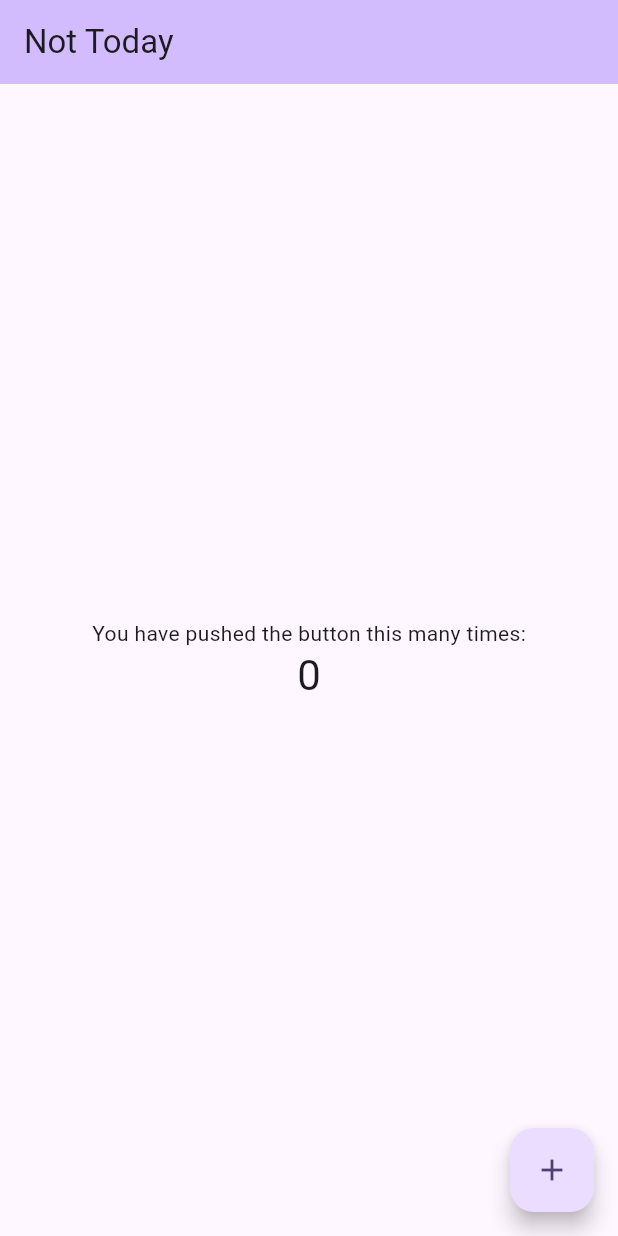
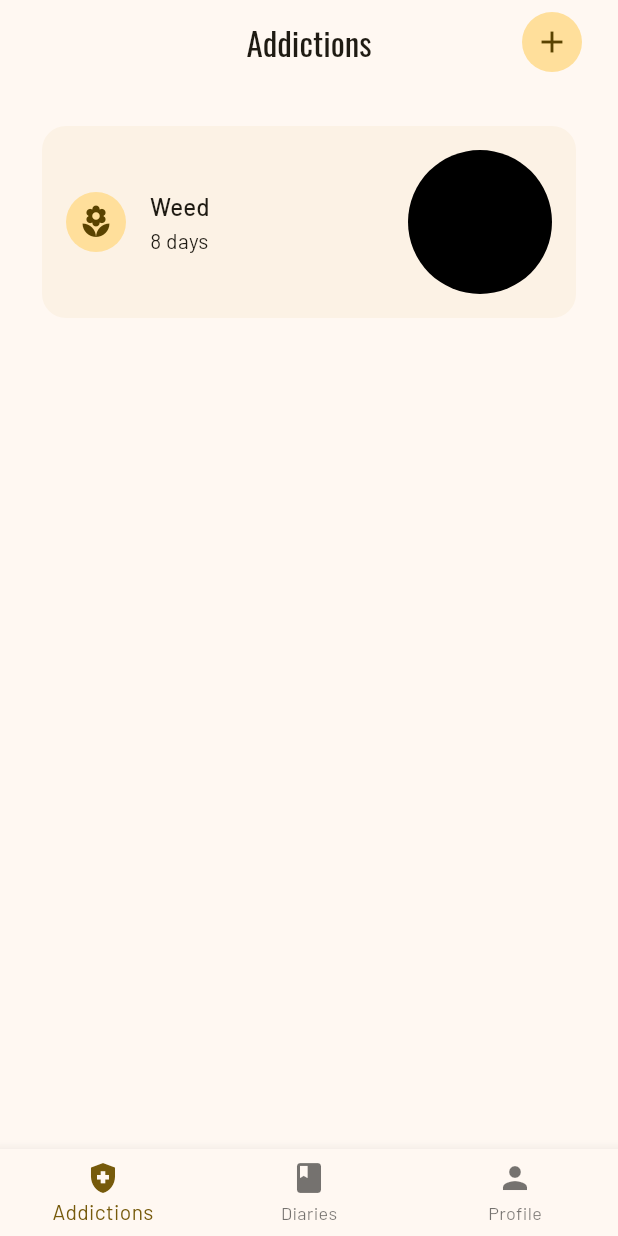
Before and after one commit to Not-Today-App/client, a Flutter app: the screen it shows after launch, on a phone screen of 412 x 824 dp. Run offline on Flutter 3.47's test engine with Material 3 defaults, Android fonts, the phone set to English and light mode, and no system bars; our stand-ins replace google_fonts.

Commit message:
design system & basic navigation

```diff
--- a/lib/main.dart
+++ b/lib/main.dart
@@ -1,4 +1,7 @@
+import 'package:client/utils/routes.dart';
 import 'package:flutter/material.dart';
+import 'styles/util.dart';
+import 'styles/theme.dart';
 
 void main() {
   runApp(const MyApp());
@@ -10,60 +13,14 @@ class MyApp extends StatelessWidget {
   // This widget is the root of your application.
   @override
   Widget build(BuildContext context) {
+    final brightness = View.of(context).platformDispatcher.platformBrightness;
+    TextTheme textTheme = createTextTheme(context, "Barlow", "Oswald");
+    MaterialTheme theme = MaterialTheme(textTheme);
+
     return MaterialApp(
-      title: 'Flutter Demo',
-      theme: ThemeData(
-        colorScheme: ColorScheme.fromSeed(seedColor: Colors.deepPurple),
-        useMaterial3: true,
-      ),
-      home: const MyHomePage(title: 'Not Today'),
-    );
+        debugShowCheckedModeBanner: false,
+        theme: brightness == Brightness.light ? theme.light() : theme.dark(),
+        initialRoute: AppRoutes.menuPage,
+        routes: AppRoutes.getRoutes());
   }
 }
-
-class MyHomePage extends StatefulWidget {
-  const MyHomePage({super.key, required this.title});
-  final String title;
-
-  @override
-  State<MyHomePage> createState() => _MyHomePageState();
-}
-
-class _MyHomePageState extends State<MyHomePage> {
-  int _counter = 0;
-
-  void _incrementCounter() {
-    setState(() {
-      _counter++;
-    });
-  }
-
-  @override
-  Widget build(BuildContext context) {
-    return Scaffold(
-      appBar: AppBar(
-        backgroundColor: Theme.of(context).colorScheme.inversePrimary,
-        title: Text(widget.title),
-      ),
-      body: Center(
-        child: Column(
-          mainAxisAlignment: MainAxisAlignment.center,
-          children: <Widget>[
-            const Text(
-              'You have pushed the button this many times:',
-            ),
-            Text(
-              '$_counter',
-              style: Theme.of(context).textTheme.headlineMedium,
-            ),
-          ],
-        ),
-      ),
-      floatingActionButton: FloatingActionButton(
-        onPressed: _incrementCounter,
-        tooltip: 'Increment',
-        child: const Icon(Icons.add),
-      ),
-    );
-  }
-}
--- /dev/null
+++ b/lib/pages/addiction/addictions_page.dart
@@ -0,0 +1,16 @@
+import 'package:client/widgets/card_addiction.dart';
+import 'package:flutter/material.dart';
+
+class AddictionsPage extends StatelessWidget {
+  const AddictionsPage({super.key});
+
+  @override
+  Widget build(BuildContext context) {
+    return Column(
+      children: [
+        SizedBox(height: 24),
+        CardAddiction(),
+      ],
+    );
+  }
+}
--- /dev/null
+++ b/lib/pages/menu_page.dart
@@ -0,0 +1,89 @@
+import 'package:client/utils/routes.dart';
+import 'package:flutter/material.dart';
+
+class MenuPage extends StatefulWidget {
+  const MenuPage({super.key});
+
+  @override
+  State<MenuPage> createState() => _MenuPageState();
+}
+
+class _MenuPageState extends State<MenuPage> {
+  int _selectedIndex = 0;
+
+  final Map<String, WidgetBuilder> _pages = AppRoutes.getRoutes();
+
+  Widget _getCurrentPage() {
+    if (_selectedIndex == 0) {
+      return _pages[AppRoutes.addictionsPage]!(context);
+    } else if (_selectedIndex == 1) {
+      return _pages[AppRoutes.diariesPage]!(context);
+    } else {
+      return _pages[AppRoutes.profilePage]!(context);
+    }
+  }
+
+  String _getAppBarTitle() {
+    switch (_selectedIndex) {
+      case 0:
+        return "Addictions";
+      case 1:
+        return "Diaries";
+      case 2:
+        return "";
+      default:
+        return "";
+    }
+  }
+
+  // Called when a bottom navigation bar item is tapped
+  void _onItemTapped(int index) {
+    setState(() {
+      _selectedIndex = index;
+    });
+  }
+
+  @override
+  Widget build(BuildContext context) {
+    return Scaffold(
+      appBar: AppBar(
+        title: Text(_getAppBarTitle()), // Set the dynamic app bar title
+        actions: [
+          Padding(
+            padding: const EdgeInsets.symmetric(horizontal: 16.0),
+            child: IconButton(
+              onPressed: () {
+                // Add your action here
+              },
+              icon: const CircleAvatar(
+                child: Icon(Icons.add),
+              ),
+            ),
+          ),
+        ],
+      ),
+      body: Padding(
+        padding: const EdgeInsets.symmetric(horizontal: 24.0),
+        child: _getCurrentPage(), // Display the selected page
+      ),
+      bottomNavigationBar: BottomNavigationBar(
+        currentIndex: _selectedIndex,
+        onTap: _onItemTapped,
+        items: const [
+          BottomNavigationBarItem(
+            icon: Icon(Icons.health_and_safety), // Icon for Addictions
+            label: 'Addictions',
+          ),
+          BottomNavigationBarItem(
+            icon: Icon(Icons.book), // Icon for Diaries
+            label: 'Diaries',
+          ),
+          BottomNavigationBarItem(
+            icon: Icon(Icons.person), // Icon for Profile
+            label: 'Profile',
+          ),
+        ],
+      ),
+    );
+  }
+}
--- /dev/null
+++ b/lib/styles/theme.dart
@@ -0,0 +1,389 @@
+import "package:client/styles/util.dart";
+import "package:flutter/material.dart";
+
+class MaterialTheme {
+  final TextTheme textTheme;
+
+  const MaterialTheme(this.textTheme);
+
+  static ColorScheme lightScheme() {
+    return const ColorScheme(
+      brightness: Brightness.light,
+      primary: Color(0xff765a0b),
+      surfaceTint: Color(0xff765a0b),
+      onPrimary: Color(0xffffffff),
+      primaryContainer: Color(0xffffdf9b),
+      onPrimaryContainer: Color(0xff5a4300),
+      secondary: Color(0xff6b5d3f),
+      onSecondary: Color(0xffffffff),
+      secondaryContainer: Color(0xfff4e0bb),
+      onSecondaryContainer: Color(0xff52452a),
+      tertiary: Color(0xff496547),
+      onTertiary: Color(0xffffffff),
+      tertiaryContainer: Color(0xffcbebc5),
+      onTertiaryContainer: Color(0xff324d31),
+      error: Color(0xffba1a1a),
+      onError: Color(0xffffffff),
+      errorContainer: Color(0xffffdad6),
+      onErrorContainer: Color(0xff93000a),
+      surface: Color(0xfffff8f2),
+      onSurface: Color(0xff1f1b13),
+      onSurfaceVariant: Color(0xff4d4639),
+      outline: Color(0xff7f7667),
+      outlineVariant: Color(0xffd0c5b4),
+      shadow: Color(0xff000000),
+      scrim: Color(0xff000000),
+      inverseSurface: Color(0xff353027),
+      inversePrimary: Color(0xffe8c26c),
+      primaryFixed: Color(0xffffdf9b),
+      onPrimaryFixed: Color(0xff251a00),
+      primaryFixedDim: Color(0xffe8c26c),
+      onPrimaryFixedVariant: Color(0xff5a4300),
+      secondaryFixed: Color(0xfff4e0bb),
+      onSecondaryFixed: Color(0xff241a04),
+      secondaryFixedDim: Color(0xffd7c4a0),
+      onSecondaryFixedVariant: Color(0xff52452a),
+      tertiaryFixed: Color(0xffcbebc5),
+      onTertiaryFixed: Color(0xff062109),
+      tertiaryFixedDim: Color(0xffafcfaa),
+      onTertiaryFixedVariant: Color(0xff324d31),
+      surfaceDim: Color(0xffe2d9cc),
+      surfaceBright: Color(0xfffff8f2),
+      surfaceContainerLowest: Color(0xffffffff),
+      surfaceContainerLow: Color(0xfffcf2e5),
+      surfaceContainer: Color(0xfff6eddf),
+      surfaceContainerHigh: Color(0xfff0e7d9),
+      surfaceContainerHighest: Color(0xffebe1d4),
+    );
+  }
+
+  ThemeData light() {
+    return theme(lightScheme());
+  }
+
+/*   static ColorScheme lightMediumContrastScheme() {
+    return const ColorScheme(
+      brightness: Brightness.light,
+      primary: Color(0xff463300),
+      surfaceTint: Color(0xff765a0b),
+      onPrimary: Color(0xffffffff),
+      primaryContainer: Color(0xff87691c),
+      onPrimaryContainer: Color(0xffffffff),
+      secondary: Color(0xff40351b),
+      onSecondary: Color(0xffffffff),
+      secondaryContainer: Color(0xff7a6b4d),
+      onSecondaryContainer: Color(0xffffffff),
+      tertiary: Color(0xff223c22),
+      onTertiary: Color(0xffffffff),
+      tertiaryContainer: Color(0xff587455),
+      onTertiaryContainer: Color(0xffffffff),
+      error: Color(0xff740006),
+      onError: Color(0xffffffff),
+      errorContainer: Color(0xffcf2c27),
+      onErrorContainer: Color(0xffffffff),
+      surface: Color(0xfffff8f2),
+      onSurface: Color(0xff141109),
+      onSurfaceVariant: Color(0xff3c3529),
+      outline: Color(0xff595244),
+      outlineVariant: Color(0xff746c5d),
+      shadow: Color(0xff000000),
+      scrim: Color(0xff000000),
+      inverseSurface: Color(0xff353027),
+      inversePrimary: Color(0xffe8c26c),
+      primaryFixed: Color(0xff87691c),
+      onPrimaryFixed: Color(0xffffffff),
+      primaryFixedDim: Color(0xff6c5100),
+      onPrimaryFixedVariant: Color(0xffffffff),
+      secondaryFixed: Color(0xff7a6b4d),
+      onSecondaryFixed: Color(0xffffffff),
+      secondaryFixedDim: Color(0xff615336),
+      onSecondaryFixedVariant: Color(0xffffffff),
+      tertiaryFixed: Color(0xff587455),
+      onTertiaryFixed: Color(0xffffffff),
+      tertiaryFixedDim: Color(0xff405b3e),
+      onTertiaryFixedVariant: Color(0xffffffff),
+      surfaceDim: Color(0xffcec5b8),
+      surfaceBright: Color(0xfffff8f2),
+      surfaceContainerLowest: Color(0xffffffff),
+      surfaceContainerLow: Color(0xfffcf2e5),
+      surfaceContainer: Color(0xfff0e7d9),
+      surfaceContainerHigh: Color(0xffe5dcce),
+      surfaceContainerHighest: Color(0xffd9d0c3),
+    );
+  }
+
+  ThemeData lightMediumContrast() {
+    return theme(lightMediumContrastScheme());
+  }
+
+  static ColorScheme lightHighContrastScheme() {
+    return const ColorScheme(
+      brightness: Brightness.light,
+      primary: Color(0xff3a2a00),
+      surfaceTint: Color(0xff765a0b),
+      onPrimary: Color(0xffffffff),
+      primaryContainer: Color(0xff5d4600),
+      onPrimaryContainer: Color(0xffffffff),
+      secondary: Color(0xff362b11),
+      onSecondary: Color(0xffffffff),
+      secondaryContainer: Color(0xff54482c),
+      onSecondaryContainer: Color(0xffffffff),
+      tertiary: Color(0xff183218),
+      onTertiary: Color(0xffffffff),
+      tertiaryContainer: Color(0xff355034),
+      onTertiaryContainer: Color(0xffffffff),
+      error: Color(0xff600004),
+      onError: Color(0xffffffff),
+      errorContainer: Color(0xff98000a),
+      onErrorContainer: Color(0xffffffff),
+      surface: Color(0xfffff8f2),
+      onSurface: Color(0xff000000),
+      onSurfaceVariant: Color(0xff000000),
+      outline: Color(0xff312b1f),
+      outlineVariant: Color(0xff4f483b),
+      shadow: Color(0xff000000),
+      scrim: Color(0xff000000),
+      inverseSurface: Color(0xff353027),
+      inversePrimary: Color(0xffe8c26c),
+      primaryFixed: Color(0xff5d4600),
+      onPrimaryFixed: Color(0xffffffff),
+      primaryFixedDim: Color(0xff423000),
+      onPrimaryFixedVariant: Color(0xffffffff),
+      secondaryFixed: Color(0xff54482c),
+      onSecondaryFixed: Color(0xffffffff),
+      secondaryFixedDim: Color(0xff3d3117),
+      onSecondaryFixedVariant: Color(0xffffffff),
+      tertiaryFixed: Color(0xff355034),
+      onTertiaryFixed: Color(0xffffffff),
+      tertiaryFixedDim: Color(0xff1e391f),
+      onTertiaryFixedVariant: Color(0xffffffff),
+      surfaceDim: Color(0xffc0b8ab),
+      surfaceBright: Color(0xfffff8f2),
+      surfaceContainerLowest: Color(0xffffffff),
+      surfaceContainerLow: Color(0xfff9efe2),
+      surfaceContainer: Color(0xffebe1d4),
+      surfaceContainerHigh: Color(0xffdcd3c6),
+      surfaceContainerHighest: Color(0xffcec5b8),
+    );
+  }
+
+  ThemeData lightHighContrast() {
+    return theme(lightHighContrastScheme());
+  } */
+
+  static ColorScheme darkScheme() {
+    return const ColorScheme(
+      brightness: Brightness.dark,
+      primary: Color(0xffe8c26c),
+      surfaceTint: Color(0xffe8c26c),
+      onPrimary: Color(0xff3f2e00),
+      primaryContainer: Color(0xff5a4300),
+      onPrimaryContainer: Color(0xffffdf9b),
+      secondary: Color(0xffd7c4a0),
+      onSecondary: Color(0xff3a2f15),
+      secondaryContainer: Color(0xff52452a),
+      onSecondaryContainer: Color(0xfff4e0bb),
+      tertiary: Color(0xffafcfaa),
+      onTertiary: Color(0xff1c361c),
+      tertiaryContainer: Color(0xff324d31),
+      onTertiaryContainer: Color(0xffcbebc5),
+      error: Color(0xffffb4ab),
+      onError: Color(0xff690005),
+      errorContainer: Color(0xff93000a),
+      onErrorContainer: Color(0xffffdad6),
+      surface: Color(0xff17130b),
+      onSurface: Color(0xffebe1d4),
+      onSurfaceVariant: Color(0xffd0c5b4),
+      outline: Color(0xff999080),
+      outlineVariant: Color(0xff4d4639),
+      shadow: Color(0xff000000),
+      scrim: Color(0xff000000),
+      inverseSurface: Color(0xffebe1d4),
+      inversePrimary: Color(0xff765a0b),
+      primaryFixed: Color(0xffffdf9b),
+      onPrimaryFixed: Color(0xff251a00),
+      primaryFixedDim: Color(0xffe8c26c),
+      onPrimaryFixedVariant: Color(0xff5a4300),
+      secondaryFixed: Color(0xfff4e0bb),
+      onSecondaryFixed: Color(0xff241a04),
+      secondaryFixedDim: Color(0xffd7c4a0),
+      onSecondaryFixedVariant: Color(0xff52452a),
+      tertiaryFixed: Color(0xffcbebc5),
+      onTertiaryFixed: Color(0xff062109),
+      tertiaryFixedDim: Color(0xffafcfaa),
+      onTertiaryFixedVariant: Color(0xff324d31),
+      surfaceDim: Color(0xff17130b),
+      surfaceBright: Color(0xff3e392f),
+      surfaceContainerLowest: Color(0xff110e07),
+      surfaceContainerLow: Color(0xff1f1b13),
+      surfaceContainer: Color(0xff231f17),
+      surfaceContainerHigh: Color(0xff2e2921),
+      surfaceContainerHighest: Color(0xff39342b),
+    );
+  }
+
+  ThemeData dark() {
+    return theme(darkScheme());
+  }
+
+/*   static ColorScheme darkMediumContrastScheme() {
+    return const ColorScheme(
+      brightness: Brightness.dark,
+      primary: Color(0xffffd87f),
+      surfaceTint: Color(0xffe8c26c),
+      onPrimary: Color(0xff322300),
+      primaryContainer: Color(0xffae8c3d),
+      onPrimaryContainer: Color(0xff000000),
+      secondary: Color(0xffeedab5),
+      onSecondary: Color(0xff2f240c),
+      secondaryContainer: Color(0xff9f8f6e),
+      onSecondaryContainer: Color(0xff000000),
+      tertiary: Color(0xffc5e5bf),
+      onTertiary: Color(0xff112b12),
+      tertiaryContainer: Color(0xff7b9877),
+      onTertiaryContainer: Color(0xff000000),
+      error: Color(0xffffd2cc),
+      onError: Color(0xff540003),
+      errorContainer: Color(0xffff5449),
+      onErrorContainer: Color(0xff000000),
+      surface: Color(0xff17130b),
+      onSurface: Color(0xffffffff),
+      onSurfaceVariant: Color(0xffe6dbc9),
+      outline: Color(0xffbbb1a0),
+      outlineVariant: Color(0xff988f7f),
+      shadow: Color(0xff000000),
+      scrim: Color(0xff000000),
+      inverseSurface: Color(0xffebe1d4),
+      inversePrimary: Color(0xff5c4400),
+      primaryFixed: Color(0xffffdf9b),
+      onPrimaryFixed: Color(0xff181000),
+      primaryFixedDim: Color(0xffe8c26c),
+      onPrimaryFixedVariant: Color(0xff463300),
+      secondaryFixed: Color(0xfff4e0bb),
+      onSecondaryFixed: Color(0xff181000),
+      secondaryFixedDim: Color(0xffd7c4a0),
+      onSecondaryFixedVariant: Color(0xff40351b),
+      tertiaryFixed: Color(0xffcbebc5),
+      onTertiaryFixed: Color(0xff001603),
+      tertiaryFixedDim: Color(0xffafcfaa),
+      onTertiaryFixedVariant: Color(0xff223c22),
+      surfaceDim: Color(0xff17130b),
+      surfaceBright: Color(0xff49443a),
+      surfaceContainerLowest: Color(0xff0a0703),
+      surfaceContainerLow: Color(0xff211d15),
+      surfaceContainer: Color(0xff2c271f),
+      surfaceContainerHigh: Color(0xff373229),
+      surfaceContainerHighest: Color(0xff423d34),
+    );
+  }
+
+  ThemeData darkMediumContrast() {
+    return theme(darkMediumContrastScheme());
+  }
+
+  static ColorScheme darkHighContrastScheme() {
+    return const ColorScheme(
+      brightness: Brightness.dark,
+      primary: Color(0xffffeed0),
+      surfaceTint: Color(0xffe8c26c),
+      onPrimary: Color(0xff000000),
+      primaryContainer: Color(0xffe3be69),
+      onPrimaryContainer: Color(0xff110a00),
+      secondary: Color(0xffffeed0),
+      onSecondary: Color(0xff000000),
+      secondaryContainer: Color(0xffd3c19d),
+      onSecondaryContainer: Color(0xff110a00),
+      tertiary: Color(0xffd8f9d2),
+      onTertiary: Color(0xff000000),
+      tertiaryContainer: Color(0xffaccba7),
+      onTertiaryContainer: Color(0xff000f02),
+      error: Color(0xffffece9),
+      onError: Color(0xff000000),
+      errorContainer: Color(0xffffaea4),
+      onErrorContainer: Color(0xff220001),
+      surface: Color(0xff17130b),
+      onSurface: Color(0xffffffff),
+      onSurfaceVariant: Color(0xffffffff),
+      outline: Color(0xfffaeedc),
+      outlineVariant: Color(0xffccc1b0),
+      shadow: Color(0xff000000),
+      scrim: Color(0xff000000),
+      inverseSurface: Color(0xffebe1d4),
+      inversePrimary: Color(0xff5c4400),
+      primaryFixed: Color(0xffffdf9b),
+      onPrimaryFixed: Color(0xff000000),
+      primaryFixedDim: Color(0xffe8c26c),
+      onPrimaryFixedVariant: Color(0xff181000),
+      secondaryFixed: Color(0xfff4e0bb),
+      onSecondaryFixed: Color(0xff000000),
+      secondaryFixedDim: Color(0xffd7c4a0),
+      onSecondaryFixedVariant: Color(0xff181000),
+      tertiaryFixed: Color(0xffcbebc5),
+      onTertiaryFixed: Color(0xff000000),
+      tertiaryFixedDim: Color(0xffafcfaa),
+      onTertiaryFixedVariant: Color(0xff001603),
+      surfaceDim: Color(0xff17130b),
+      surfaceBright: Color(0xff554f45),
+      surfaceContainerLowest: Color(0xff000000),
+      surfaceContainerLow: Color(0xff231f17),
+      surfaceContainer: Color(0xff353027),
+      surfaceContainerHigh: Color(0xff403b31),
+      surfaceContainerHighest: Color(0xff4c463c),
+    );
+  }
+
+  ThemeData darkHighContrast() {
+    return theme(darkHighContrastScheme());
+  } */
+
+  ThemeData theme(ColorScheme colorScheme) => ThemeData(
+        useMaterial3: true,
+        brightness: colorScheme.brightness,
+        colorScheme: colorScheme,
+        textTheme: textTheme.apply(
+          bodyColor: colorScheme.onSurface,
+          displayColor: colorScheme.onSurface,
+        ),
+        scaffoldBackgroundColor: colorScheme.surface,
+        canvasColor: colorScheme.surface,
+        appBarTheme: CustomWidgetStyles.getAppBarTheme(colorScheme),
+        cardTheme: CustomWidgetStyles.getCardTheme(colorScheme),
+      );
+
+  List<ExtendedColor> get extendedColors => [];
+}
+
+class ExtendedColor {
+  final Color seed, value;
+  final ColorFamily light;
+  final ColorFamily lightHighContrast;
+  final ColorFamily lightMediumContrast;
+  final ColorFamily dark;
+  final ColorFamily darkHighContrast;
+  final ColorFamily darkMediumContrast;
+
+  const ExtendedColor({
+    required this.seed,
+    required this.value,
+    required this.light,
+    required this.lightHighContrast,
+    required this.lightMediumContrast,
+    required this.dark,
+    required this.darkHighContrast,
+    required this.darkMediumContrast,
+  });
+}
+
+class ColorFamily {
+  const ColorFamily({
+    required this.color,
+    required this.onColor,
+    required this.colorContainer,
+    required this.onColorContainer,
+  });
+
+  final Color color;
+  final Color onColor;
+  final Color colorContainer;
+  final Color onColorContainer;
+}
--- /dev/null
+++ b/lib/styles/util.dart
@@ -0,0 +1,45 @@
+import 'package:client/styles/sizes.dart';
+import 'package:flutter/material.dart';
+import 'package:google_fonts/google_fonts.dart';
+
+TextTheme createTextTheme(
+    BuildContext context, String bodyFontString, String displayFontString) {
+  TextTheme baseTextTheme = Theme.of(context).textTheme;
+
+  TextTheme bodyTextTheme =
+      GoogleFonts.getTextTheme(bodyFontString, baseTextTheme);
+
+  TextTheme displayTextTheme =
+      GoogleFonts.getTextTheme(displayFontString, baseTextTheme);
+  TextTheme textTheme = displayTextTheme.copyWith(
+    bodyLarge: bodyTextTheme.bodyLarge,
+    bodyMedium: bodyTextTheme.bodyMedium,
+    bodySmall: bodyTextTheme.bodySmall,
+    labelLarge: bodyTextTheme.labelLarge,
+    labelMedium: bodyTextTheme.labelMedium,
+    labelSmall: bodyTextTheme.labelSmall,
+    titleMedium: bodyTextTheme.titleMedium,
+    titleSmall: bodyTextTheme.titleSmall,
+  );
+  return textTheme;
+}
+
+// Custom widget stylings
+
+class CustomWidgetStyles {
+  static AppBarTheme getAppBarTheme(ColorScheme colorScheme) {
+    return const AppBarTheme().copyWith(
+      backgroundColor: Colors.transparent,
+      centerTitle: true,
+    );
+  }
+
+  static CardTheme getCardTheme(ColorScheme colorScheme) {
+    return CardTheme().copyWith(
+      elevation: 0,
+      shape: RoundedRectangleBorder(
+        borderRadius: BorderRadius.all(Radius.circular(AppSizes.r16)),
+      ),
+    );
+  }
+}
--- /dev/null
+++ b/lib/utils/routes.dart
@@ -0,0 +1,23 @@
+import 'package:client/pages/addiction/addictions_page.dart';
+import 'package:client/pages/diary/diaries_page.dart';
+import 'package:client/pages/menu_page.dart';
+import 'package:client/pages/profile/profile_page.dart';
+import 'package:flutter/material.dart';
+
+class AppRoutes {
+  // Names
+  static const menuPage = "/menuPage"; // Route for MenuPage
+  static const addictionsPage = "/addictionsPage";
+  static const diariesPage = "/diariesPage";
+  static const profilePage = "/profilePage";
+
+  // Map Names to Pages
+  static Map<String, WidgetBuilder> getRoutes() {
+    return {
+      menuPage: (context) => const MenuPage(),
+      addictionsPage: (context) => const AddictionsPage(),
+      diariesPage: (context) => const DiariesPage(),
+      profilePage: (context) => const ProfilePage(),
+    };
+  }
+}
--- /dev/null
+++ b/lib/widgets/card_addiction.dart
@@ -0,0 +1,44 @@
+import 'package:flutter/material.dart';
+
+class CardAddiction extends StatelessWidget {
+  const CardAddiction({super.key});
+
+  @override
+  Widget build(BuildContext context) {
+    return Card(
+      child: Padding(
+        padding: const EdgeInsets.all(16.0),
+        child: Row(
+          children: [
+            CircleAvatar(
+              child: Icon(Icons.local_florist),
+            ),
+            const SizedBox(width: 16),
+            Column(
+              crossAxisAlignment: CrossAxisAlignment.start,
+              children: [
+                Text(
+                  "Weed",
+                  style: Theme.of(context).textTheme.titleMedium,
+                ),
+                Text(
+                  "8 days",
+                  style: Theme.of(context).textTheme.bodyMedium,
+                ),
+              ],
+            ),
+            const Spacer(),
+            Container(
+              width: 96,
+              height: 96,
+              decoration: BoxDecoration(
+                color: Colors.black,
+                shape: BoxShape.circle,
+              ),
+            ),
+          ],
+        ),
+      ),
+    );
+  }
+}
--- a/pubspec.yaml
+++ b/pubspec.yaml
@@ -34,6 +34,7 @@ dependencies:
   # The following adds the Cupertino Icons font to your application.
   # Use with the CupertinoIcons class for iOS style icons.
   cupertino_icons: ^1.0.8
+  google_fonts: ^6.2.1
 
 dev_dependencies:
   flutter_test:
```
Also changed, not shown: lib/pages/diary/diaries_page.dart (added, +10 -0 lines), lib/pages/profile/profile_page.dart (added, +10 -0 lines), lib/styles/sizes.dart (added, +20 -0 lines), pubspec.lock, 1 other file.
